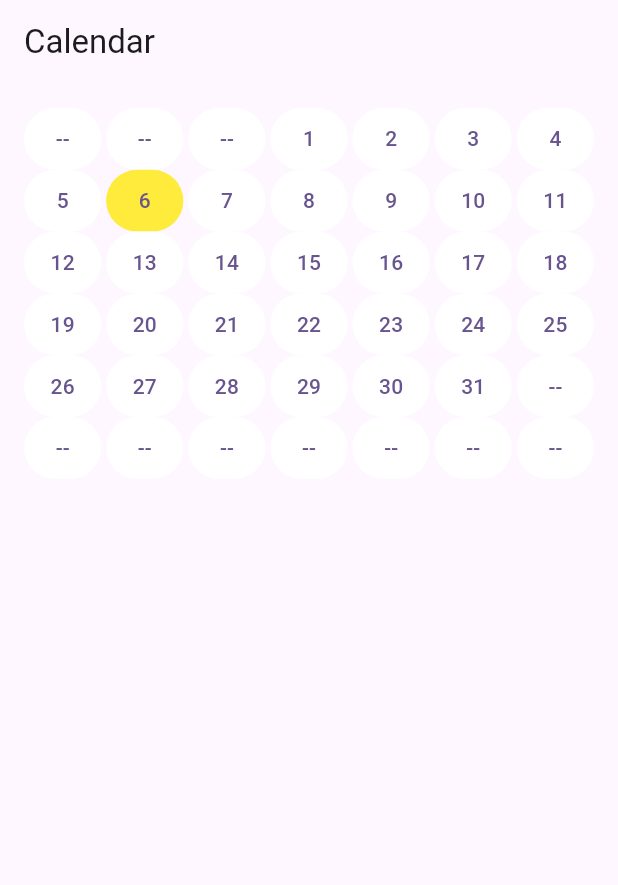
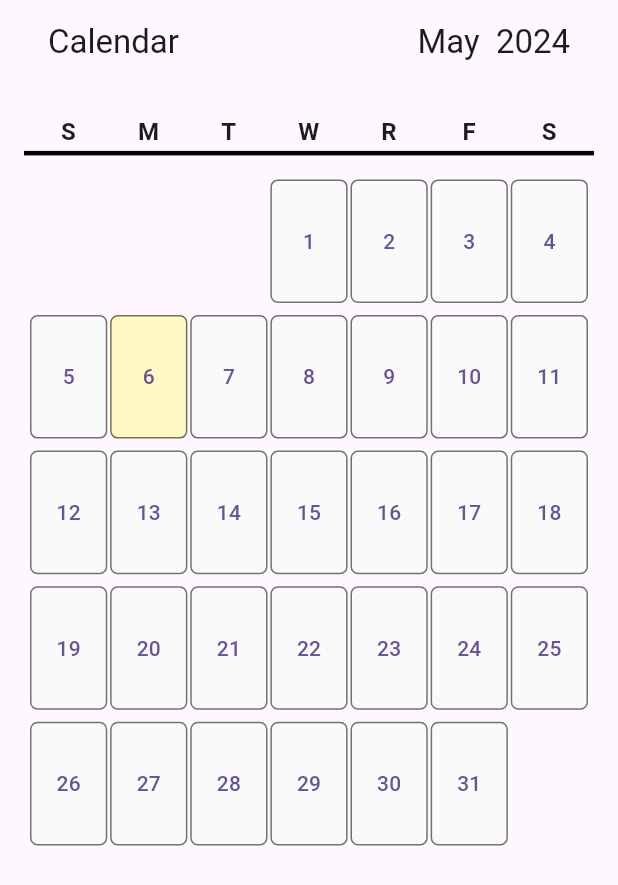
Before and after one commit to jpat64/tadpole, a Flutter app: the screen it shows after launch, on a phone screen of 412 x 824 dp. Shown: the top 885 px of the screen. Run offline on Flutter 3.47's test engine with Material 3 defaults, Android fonts, the phone set to English and light mode, and no system bars; our stand-ins replace go_router, hive_flutter; accounts and stored records are empty.

Commit message:
cleaned up calendar screen, plus path params

```diff
--- a/lib/routes/router.dart
+++ b/lib/routes/router.dart
@@ -10,9 +10,10 @@ final GoRouter router = GoRouter(
       builder: (context, state) => const InitializationScreen(),
     ),
     GoRoute(
-      path: CalendarScreen.name,
+      path: "${CalendarScreen.name}/:dateTimeString",
       name: CalendarScreen.name,
-      builder: (context, state) => const CalendarScreen(),
+      builder: (context, state) => CalendarScreen(
+          dateTimeString: state.pathParameters['dateTimeString'] as String),
     )
   ],
 );
--- a/lib/screens/CalendarScreen.dart
+++ b/lib/screens/CalendarScreen.dart
@@ -5,8 +5,12 @@ import 'package:moonbase/services/DatabaseService.dart';
 import 'package:moonbase/utils/DateTimeUtils.dart';
 import 'package:moonbase/utils/Tuple.dart';
 
+import 'package:intl/intl.dart';
+
 class CalendarScreen extends StatefulWidget {
-  const CalendarScreen({super.key});
+  const CalendarScreen({super.key, required this.dateTimeString});
+
+  final String dateTimeString;
 
   @override
   State<StatefulWidget> createState() => _CalendarScreenState();
@@ -15,35 +19,87 @@ class CalendarScreen extends StatefulWidget {
 }
 
 class _CalendarScreenState extends State<CalendarScreen> {
+  DateTime? relevantDateTime;
+
+  DateFormat monthYear = DateFormat("MMMM, yyyy");
+
+  @override
+  void initState() {
+    super.initState();
+
+    relevantDateTime = DateTime.parse(widget.dateTimeString);
+  }
+
   Column getCalendar(BuildContext context, DateTime dateTime) {
     DatabaseService instance = DatabaseService.instance();
+    List<String> dayOfWeekNames = ["S", "M", "T", "W", "R", "F", "S"];
     List<List<Tuple<String, DateTime>>> boxNames =
         DateTimeUtils.arrangeMonth(dateTime);
     return Column(
-      children: boxNames.map<Row>((element) {
-        return Row(
+      children: <Widget>[
+            Container(
+              padding: const EdgeInsets.all(4),
+              decoration: const BoxDecoration(
+                  border: Border(
+                      bottom: BorderSide(color: Colors.black, width: 3))),
+              child: Row(
+                mainAxisAlignment: MainAxisAlignment.spaceBetween,
+                children: dayOfWeekNames.map<Widget>((element) {
+                  return SizedBox(
+                    height: MediaQuery.of(context).size.height * 0.025,
+                    width: MediaQuery.of(context).size.width * 0.125,
+                    child: Text(
+                      element,
+                      textAlign: TextAlign.center,
+                      style: const TextStyle(
+                          fontWeight: FontWeight.bold, fontSize: 16),
+                    ),
+                  );
+                }).toList(),
+              ),
+            ),
+            const SizedBox(height: 12),
+          ] +
+          boxNames.map<Widget>((element) {
+            return Container(
+              padding: const EdgeInsets.all(4),
+              child: Row(
                 mainAxisAlignment: MainAxisAlignment.spaceBetween,
                 children: element.map<Widget>((subelement) {
                   return SizedBox(
-              height: MediaQuery.of(context).size.height * 0.05,
+                    height: MediaQuery.of(context).size.height * 0.1,
                     width: MediaQuery.of(context).size.width * 0.125,
+                    child: (subelement.first != "--")
+                        ? Container(
+                            decoration: BoxDecoration(
+                              color: (DateUtils.dateOnly(subelement.last) ==
+                                      DateUtils.dateOnly(DateTime.now()))
+                                  ? Colors.yellow[100]
+                                  : Colors.grey[50],
+                              borderRadius:
+                                  const BorderRadius.all(Radius.circular(5)),
+                              border: const Border.fromBorderSide(
+                                BorderSide(color: Colors.black54, width: 1),
+                              ),
+                            ),
                             child: TextButton(
                               style: TextButton.styleFrom(
-                  textStyle: (instance.isEntryActiveForDay(subelement.last))
-                      ? const TextStyle(fontWeight: FontWeight.bold)
+                                textStyle: (instance
+                                        .isEntryActiveForDay(subelement.last))
+                                    ? const TextStyle(
+                                        fontWeight: FontWeight.bold)
                                     : null,
-                  backgroundColor: (DateUtils.dateOnly(subelement.last) ==
-                          DateUtils.dateOnly(DateTime.now()))
-                      ? Colors.yellow
-                      : Colors.white,
                               ),
                               onPressed: () {
                                 print("${subelement.first} pressed");
                               },
                               child: Text(subelement.first),
                             ),
+                          )
+                        : null,
                   );
                 }).toList(),
+              ),
             );
           }).toList(),
     );
@@ -52,10 +108,26 @@ class _CalendarScreenState extends State<CalendarScreen> {
   @override
   Widget build(BuildContext context) {
     return Scaffold(
-      appBar: AppBar(title: const Text("Calendar")),
+      appBar: AppBar(
+        title: Container(
+          padding: const EdgeInsets.all(16),
+          child: Row(
+            mainAxisAlignment: MainAxisAlignment.spaceBetween,
+            children: [
+              const Text("Calendar"),
+              Text(
+                monthYear.format(relevantDateTime!).replaceAll(",", "\t"),
+              ),
+            ],
+          ),
+        ),
+      ),
       body: Container(
         padding: const EdgeInsets.all(16),
-        child: getCalendar(context, DateTime.now()),
+        child: getCalendar(
+          context,
+          relevantDateTime!,
+        ),
       ),
     );
   }
--- a/lib/screens/InitializationScreen.dart
+++ b/lib/screens/InitializationScreen.dart
@@ -4,9 +4,10 @@ import 'dart:io';
 
 import 'package:flutter/material.dart';
 import 'package:go_router/go_router.dart';
-import 'package:moonbase/models/DailyEntry.dart';
+//import 'package:moonbase/models/DailyEntry.dart';
+import 'package:moonbase/screens/CalendarScreen.dart';
 import 'package:moonbase/services/DatabaseService.dart';
-import 'package:moonbase/utils/DateTimeUtils.dart';
+//import 'package:moonbase/utils/DateTimeUtils.dart';
 
 class InitializationScreen extends StatefulWidget {
   const InitializationScreen({super.key});
@@ -22,12 +23,12 @@ class _InitializationScreenState extends State<InitializationScreen> {
   Future<void> setup() async {
     await DatabaseService.initialize();
     // DEBUG MODE: ADD AN ENTRY FOR YESTERDAY
-    DatabaseService instance = DatabaseService.instance();
+    /* DatabaseService instance = DatabaseService.instance();
     await instance.addDailyEntry(DailyEntry(
         isActive: true,
         notes: "Notey wotey",
         epochDate: DateTimeUtils.epochDays(
-            DateUtils.addDaysToDate(DateTime.now(), -1))));
+            DateUtils.addDaysToDate(DateTime.now(), -1)))); */
   }
 
   @override
@@ -35,7 +36,8 @@ class _InitializationScreenState extends State<InitializationScreen> {
     WidgetsBinding.instance.addPostFrameCallback((timestamp) async {
       await setup();
       if (!context.mounted) return;
-      context.goNamed("/calendar");
+      context.goNamed(CalendarScreen.name,
+          pathParameters: {"dateTimeString": DateTime.now().toIso8601String()});
     });
 
     return Scaffold(
--- a/pubspec.yaml
+++ b/pubspec.yaml
@@ -17,6 +17,7 @@ dependencies:
   hive_generator: ^2.0.1
   build_runner: ^2.4.9
   go_router: ^14.0.2
+  intl: ^0.19.0
 
 dev_dependencies:
   flutter_test:
```
Also changed, not shown: pubspec.lock. Lines whose indentation alone changed are shown as unchanged.
